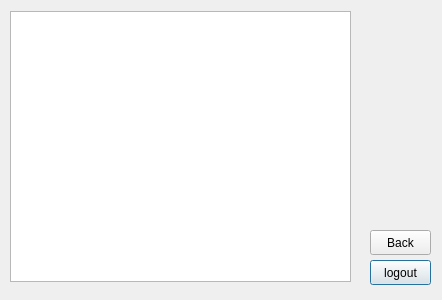
The window that browseanimalsview.ui (maliklewis/comp3004) describes before a commit, drawn with Qt 5.
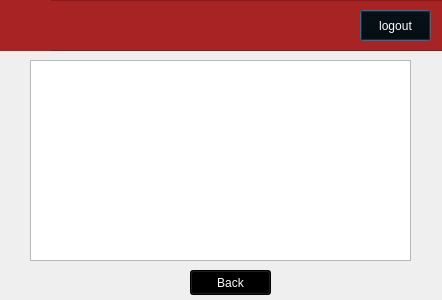
The same window after the commit. Icons and pictures are not drawn.

```diff
--- a/browseanimalsview.ui
+++ b/browseanimalsview.ui
@@ -16,35 +16,88 @@
   <widget class="QTableView" name="tableView">
    <property name="geometry">
     <rect>
-     <x>10</x>
-     <y>11</y>
-     <width>341</width>
-     <height>271</height>
+     <x>30</x>
+     <y>60</y>
+     <width>381</width>
+     <height>201</height>
     </rect>
    </property>
   </widget>
-  <widget class="QPushButton" name="logoutButton">
+  <widget class="QFrame" name="frame">
    <property name="geometry">
     <rect>
-     <x>370</x>
-     <y>260</y>
-     <width>61</width>
-     <height>25</height>
+     <x>0</x>
+     <y>0</y>
+     <width>451</width>
+     <height>51</height>
     </rect>
    </property>
-   <property name="text">
-    <string>logout</string>
+   <property name="autoFillBackground">
+    <bool>false</bool>
    </property>
+   <property name="styleSheet">
+    <string notr="true">background-color: rgb(168, 36, 36);</string>
+   </property>
+   <property name="frameShape">
+    <enum>QFrame::StyledPanel</enum>
+   </property>
+   <property name="frameShadow">
+    <enum>QFrame::Raised</enum>
+   </property>
+   <widget class="QLabel" name="label">
+    <property name="geometry">
+     <rect>
+      <x>0</x>
+      <y>0</y>
+      <width>51</width>
+      <height>51</height>
+     </rect>
+    </property>
+    <property name="text">
+     <string/>
+    </property>
+    <property name="pixmap">
+     <pixmap>../../Downloads/cuacs logo (b&amp;w).png</pixmap>
+    </property>
+    <property name="scaledContents">
+     <bool>true</bool>
+    </property>
+   </widget>
+   <widget class="QPushButton" name="logoutButton">
+    <property name="geometry">
+     <rect>
+      <x>360</x>
+      <y>10</y>
+      <width>71</width>
+      <height>31</height>
+     </rect>
+    </property>
+    <property name="styleSheet">
+     <string notr="true">background-color: rgb(0, 0, 0);
+color: rgb(255, 255, 255);
+border-color: rgb(0, 0, 0);
+</string>
+    </property>
+    <property name="text">
+     <string>logout</string>
+    </property>
+   </widget>
   </widget>
   <widget class="QPushButton" name="backButton">
    <property name="geometry">
     <rect>
-     <x>370</x>
-     <y>230</y>
-     <width>61</width>
+     <x>190</x>
+     <y>270</y>
+     <width>81</width>
      <height>25</height>
     </rect>
    </property>
+   <property name="styleSheet">
+    <string notr="true">background-color: rgb(0, 0, 0);
+color: rgb(255, 255, 255);
+border-color: rgb(0, 0, 0);
+</string>
+   </property>
    <property name="text">
     <string>Back</string>
    </property>
```
